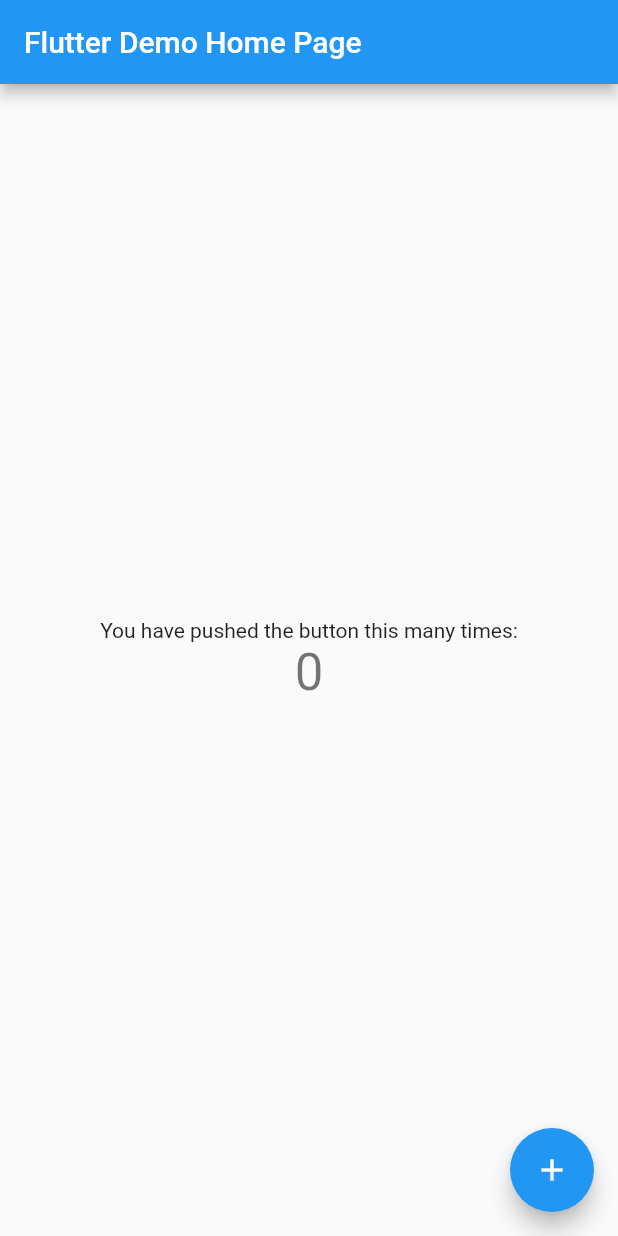
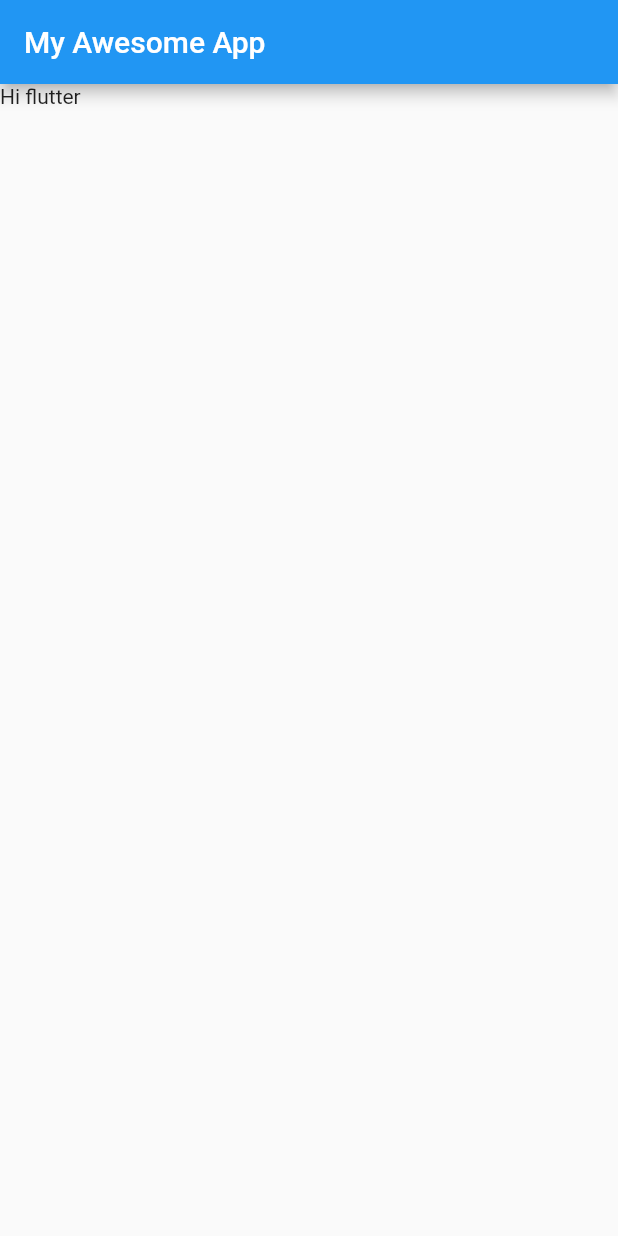
Before and after one commit to fabiobends/FlutterFCC, a Flutter app: the screen it shows after launch, on a phone screen of 412 x 824 dp. Run offline on Flutter 3.47's test engine with Material 2 defaults, Android fonts, the phone set to English and light mode, and no system bars.

Commit message:
second commit

```diff
--- a/lib/main.dart
+++ b/lib/main.dart
@@ -1,117 +1,24 @@
 import 'package:flutter/material.dart';
 
 void main() {
-  runApp(MyApp());
+  runApp(MaterialApp(
+    home: HomePage(),
+    theme: ThemeData(
+      primarySwatch: Colors.blue,
+    )
+  ));
 }
 
-class MyApp extends StatelessWidget {
-  // This widget is the root of your application.
+class HomePage extends StatelessWidget {
   @override
   Widget build(BuildContext context) {
-    return MaterialApp(
-      title: 'Flutter Demo',
-      theme: ThemeData(
-        // This is the theme of your application.
-        //
-        // Try running your application with "flutter run". You'll see the
-        // application has a blue toolbar. Then, without quitting the app, try
-        // changing the primarySwatch below to Colors.green and then invoke
-        // "hot reload" (press "r" in the console where you ran "flutter run",
-        // or simply save your changes to "hot reload" in a Flutter IDE).
-        // Notice that the counter didn't reset back to zero; the application
-        // is not restarted.
-        primarySwatch: Colors.blue,
-        // This makes the visual density adapt to the platform that you run
-        // the app on. For desktop platforms, the controls will be smaller and
-        // closer together (more dense) than on mobile platforms.
-        visualDensity: VisualDensity.adaptivePlatformDensity,
+    return Scaffold(
+      appBar: AppBar(
+        title: Text('My Awesome App')
       ),
-      home: MyHomePage(title: 'Flutter Demo Home Page'),
+      body: Container(
+        child: Text("Hi flutter")
+      )
     );
   }
 }
-
-class MyHomePage extends StatefulWidget {
-  MyHomePage({Key key, this.title}) : super(key: key);
-
-  // This widget is the home page of your application. It is stateful, meaning
-  // that it has a State object (defined below) that contains fields that affect
-  // how it looks.
-
-  // This class is the configuration for the state. It holds the values (in this
-  // case the title) provided by the parent (in this case the App widget) and
-  // used by the build method of the State. Fields in a Widget subclass are
-  // always marked "final".
-
-  final String title;
-
-  @override
-  _MyHomePageState createState() => _MyHomePageState();
-}
-
-class _MyHomePageState extends State<MyHomePage> {
-  int _counter = 0;
-
-  void _incrementCounter() {
-    setState(() {
-      // This call to setState tells the Flutter framework that something has
-      // changed in this State, which causes it to rerun the build method below
-      // so that the display can reflect the updated values. If we changed
-      // _counter without calling setState(), then the build method would not be
-      // called again, and so nothing would appear to happen.
-      _counter++;
-    });
-  }
-
-  @override
-  Widget build(BuildContext context) {
-    // This method is rerun every time setState is called, for instance as done
-    // by the _incrementCounter method above.
-    //
-    // The Flutter framework has been optimized to make rerunning build methods
-    // fast, so that you can just rebuild anything that needs updating rather
-    // than having to individually change instances of widgets.
-    return Scaffold(
-      appBar: AppBar(
-        // Here we take the value from the MyHomePage object that was created by
-        // the App.build method, and use it to set our appbar title.
-        title: Text(widget.title),
-      ),
-      body: Center(
-        // Center is a layout widget. It takes a single child and positions it
-        // in the middle of the parent.
-        child: Column(
-          // Column is also a layout widget. It takes a list of children and
-          // arranges them vertically. By default, it sizes itself to fit its
-          // children horizontally, and tries to be as tall as its parent.
-          //
-          // Invoke "debug painting" (press "p" in the console, choose the
-          // "Toggle Debug Paint" action from the Flutter Inspector in Android
-          // Studio, or the "Toggle Debug Paint" command in Visual Studio Code)
-          // to see the wireframe for each widget.
-          //
-          // Column has various properties to control how it sizes itself and
-          // how it positions its children. Here we use mainAxisAlignment to
-          // center the children vertically; the main axis here is the vertical
-          // axis because Columns are vertical (the cross axis would be
-          // horizontal).
-          mainAxisAlignment: MainAxisAlignment.center,
-          children: <Widget>[
-            Text(
-              'You have pushed the button this many times:',
-            ),
-            Text(
-              '$_counter',
-              style: Theme.of(context).textTheme.headline4,
-            ),
-          ],
-        ),
-      ),
-      floatingActionButton: FloatingActionButton(
-        onPressed: _incrementCounter,
-        tooltip: 'Increment',
-        child: Icon(Icons.add),
-      ), // This trailing comma makes auto-formatting nicer for build methods.
-    );
-  }
-}
```
Also changed, not shown: 1 other file.
